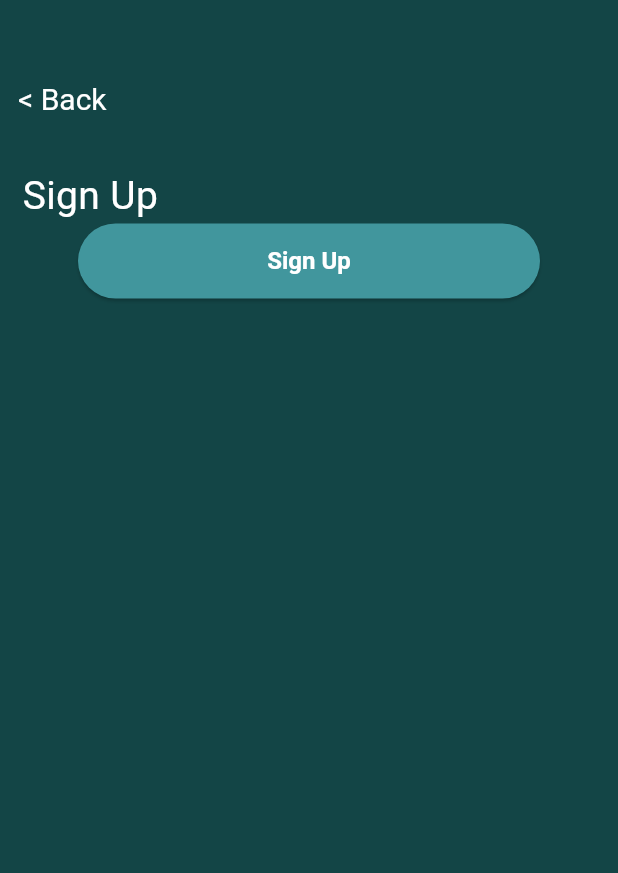
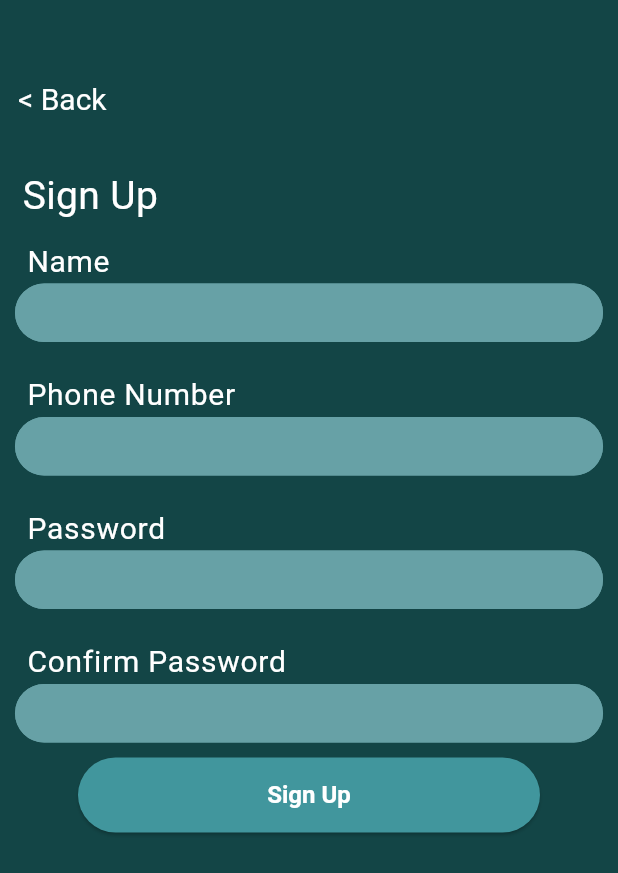
Before and after one commit to lucas-botelho/adventour-mobile, a Flutter app: the screen it shows after launch, after a tap on "Login", on a phone screen of 412 x 824 dp. Shown: the top 873 px of the screen. Run offline on Flutter 3.47's test engine with Material 3 defaults, Android fonts, the light colour scheme and no system bars; our stand-ins replace google_fonts.

Commit message:
- form stage one layout

```diff
--- /dev/null
+++ b/lib/components/form/form_textfield.dart
@@ -0,0 +1,61 @@
+import 'package:flutter/material.dart';
+
+class FormTextField extends StatelessWidget {
+  final String fieldName;
+  final RegExp regExp;
+
+  const FormTextField({
+    super.key,
+    required this.fieldName,
+    required this.regExp,
+  });
+
+  @override
+  Widget build(BuildContext context) {
+    return Padding(
+      padding: const EdgeInsets.all(10),
+      child: Column(
+        crossAxisAlignment: CrossAxisAlignment.start,
+        children: [
+          Padding(
+            padding: const EdgeInsets.only(left: 8),
+            child: Text(
+              fieldName,
+              style: Theme.of(context).textTheme.bodyLarge,
+            ),
+          ),
+          SizedBox(
+            height: 39,
+            child: TextFormField(
+              validator: (value) {
+                if (value != null && !regExp.hasMatch(value)) {
+                  return 'Please enter a valid ${fieldName.toLowerCase()}';
+                }
+              },
+              textAlignVertical: TextAlignVertical.center,
+              decoration: const InputDecoration(
+                contentPadding: EdgeInsets.symmetric(horizontal: 20),
+                border: OutlineInputBorder(
+                  borderRadius: BorderRadius.all(Radius.circular(30)),
+                ),
+                enabledBorder: OutlineInputBorder(
+                  borderRadius: BorderRadius.all(Radius.circular(30)),
+                  borderSide: BorderSide(color: Color(0xFF67A1A6)),
+                ),
+                focusedBorder: OutlineInputBorder(
+                  borderRadius: BorderRadius.all(
+                    Radius.circular(30),
+                  ),
+                  borderSide: BorderSide(color: Color(0xFF67A1A6)),
+                ),
+                // labelText: 'Name',
+                fillColor: Color(0xFF67A1A6),
+                filled: true,
+              ),
+            ),
+          ),
+        ],
+      ),
+    );
+  }
+}
--- /dev/null
+++ b/lib/components/form/sign_up_form.dart
@@ -0,0 +1,58 @@
+//Copied from flutter docs
+import 'package:adventour/components/cta/cta_button.dart';
+import 'package:adventour/components/form/form_textfield.dart';
+import 'package:flutter/material.dart';
+
+// Define a custom Form widget.
+class SignUpForm extends StatefulWidget {
+  const SignUpForm({super.key});
+
+  @override
+  SignUpFormState createState() {
+    return SignUpFormState();
+  }
+}
+
+// Define a corresponding State class.
+// This class holds data related to the form.
+class SignUpFormState extends State<SignUpForm> {
+  // Create a global key that uniquely identifies the Form widget
+  // and allows validation of the form.
+  //
+  // Note: This is a `GlobalKey<FormState>`,
+  // not a GlobalKey<MyCustomFormState>.
+  final _signUpFormKey = GlobalKey<FormState>();
+
+  @override
+  Widget build(BuildContext context) {
+    // Build a Form widget using the _formKey created above.
+    return Form(
+      key: _signUpFormKey,
+      child: Column(
+        children: <Widget>[
+          FormTextField(
+            fieldName: "Name",
+            regExp: RegExp(r'^[A-Za-z ]+$'),
+          ),
+          FormTextField(
+            fieldName: "Phone Number",
+            regExp: RegExp(r'^[0-9]{10}$'),
+          ),
+          FormTextField(
+            fieldName: "Password",
+            regExp: RegExp(r'^[A-Za-z0-9!@#\$%^&*()_+]{8,}$'),
+          ),
+          FormTextField(
+            fieldName: "Confirm Password",
+            regExp: RegExp(r'^[A-Za-z0-9!@#\$%^&*()_+]{8,}$'),
+          ),
+          CTAButton(
+            text: "Sign Up",
+            onPressed: () {},
+          )
+          // Add TextFormFields and ElevatedButton here.
+        ],
+      ),
+    );
+  }
+}
--- a/lib/main.dart
+++ b/lib/main.dart
@@ -31,9 +31,9 @@ class MyApp extends StatelessWidget {
         scaffoldBackgroundColor: const Color(0xFF134546),
         textTheme: TextTheme(
           bodyLarge:
+              GoogleFonts.maidenOrange(color: Colors.white, fontSize: 20),
+          bodyMedium:
               GoogleFonts.maidenOrange(color: Colors.white, fontSize: 16),
-          bodyMedium:
-              GoogleFonts.maidenOrange(color: Colors.white, fontSize: 14),
           bodySmall:
               GoogleFonts.maidenOrange(color: Colors.white, fontSize: 14),
         ),
--- a/lib/screens/auth_screen.dart
+++ b/lib/screens/auth_screen.dart
@@ -1,4 +1,4 @@
-import 'package:adventour/components/cta_button.dart';
+import 'package:adventour/components/cta/cta_button.dart';
 import 'package:flutter/material.dart';
 import 'package:google_fonts/google_fonts.dart';
 import 'package:adventour/screens/registration_step_one.dart';
--- a/lib/screens/registration_step_one.dart
+++ b/lib/screens/registration_step_one.dart
@@ -1,4 +1,4 @@
-import 'package:adventour/components/cta_button.dart';
+import 'package:adventour/components/form/sign_up_form.dart';
 import 'package:flutter/material.dart';
 
 class RegistrationStepOne extends StatelessWidget {
@@ -27,11 +27,8 @@ class RegistrationStepOne extends StatelessWidget {
             style: TextStyle(fontSize: 26),
           ),
         ),
-        Center(
-          child: CTAButton(
-            text: "Sign Up",
-            onPressed: () {},
-          ),
+        const Center(
+          child: SignUpForm(),
         ),
       ],
     ));
```
Also changed, not shown: lib/components/cta/cta_button.dart (renamed from lib/components/cta_button.dart).
